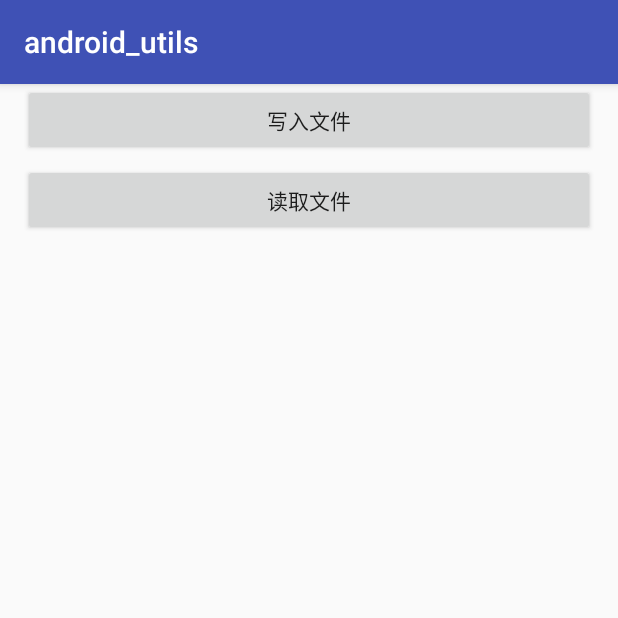
After one commit to fanlcly/android_utils, an Android app: the FileActivity screen opened directly, with no data from a screen before it, on a phone screen of 412 x 824 dp, the top half of it. The commit adds this screen. Run offline under Robolectric (Android 15) with nearby library versions, the phone set to English and light mode, and no system bars; our stand-ins replace CircleImageView; libraries missing offline, so code that uses them is left out: com.kongzue.dialogx.

Commit message:
文件的写入和读取工具类

```diff
--- a/app/src/main/AndroidManifest.xml
+++ b/app/src/main/AndroidManifest.xml
@@ -25,6 +25,7 @@
         <activity android:name=".PrizeActivity" />
         <activity android:name=".DialogActivity" />
         <activity android:name=".DialogXActivity" />
+        <activity android:name=".FileActivity" />
     </application>
 
 </manifest>
--- /dev/null
+++ b/app/src/main/java/com/fancy/android_utils/FileActivity.kt
@@ -0,0 +1,62 @@
+package com.fancy.android_utils
+
+import android.os.Bundle
+import android.view.View
+import android.widget.EditText
+import android.widget.TextView
+import androidx.appcompat.app.AppCompatActivity
+import com.fancy.androidutils.utils.ReadWriteFileUtils
+import com.kongzue.dialogx.dialogs.BottomDialog
+import com.kongzue.dialogx.dialogs.MessageDialog
+import com.kongzue.dialogx.dialogs.PopTip
+import com.kongzue.dialogx.interfaces.OnBindView
+import java.io.File
+
+/**
+ * @Description: (文件操作业务)
+ * @author fanlei
+ * @date  2022/11/9 20:58
+ * @version V1.0
+ */
+class FileActivity : AppCompatActivity() {
+
+    override fun onCreate(savedInstanceState: Bundle?) {
+        super.onCreate(savedInstanceState)
+        setContentView(R.layout.activity_file)
+
+        findViewById<View>(R.id.btn1).setOnClickListener {
+            BottomDialog.show(object : OnBindView<BottomDialog>(R.layout.layout_custom_reply) {
+                override fun onBind(dialog: BottomDialog, v: View) {
+                    val btnReplyCommit = v.findViewById<TextView>(R.id.btn_reply_commit)
+                    val editReplyCommit = v.findViewById<EditText>(R.id.edit_reply_commit)
+                    btnReplyCommit.setOnClickListener(View.OnClickListener {
+                        dialog.dismiss()
+                        ReadWriteFileUtils.writeFileByTotal(
+                            this@FileActivity,
+                            "test.txt",
+                            editReplyCommit.text.toString().trimIndent()
+                        )
+//                        PopTip.show(
+//                        """
+//                                提交内容：
+//                                ${editReplyCommit.text}
+//                                """.trimIndent()
+//                        )
+                    })
+                }
+            }).isAllowInterceptTouch = false
+        }
+
+        findViewById<View>(R.id.btn2).setOnClickListener {
+            val file = File(getExternalFilesDir(null)!!.path + File.separator + "test.txt")
+            val fileStr = ReadWriteFileUtils.txt2String(file)
+
+            MessageDialog.show("标题", fileStr, "确定", "取消")
+                .setOkButton { _, _ ->
+                    PopTip.show("点击确定按钮")
+                    false
+                }
+        }
+
+    }
+}
--- /dev/null
+++ b/app/src/main/res/layout/activity_file.xml
@@ -0,0 +1,40 @@
+<?xml version="1.0" encoding="utf-8"?>
+<androidx.constraintlayout.widget.ConstraintLayout xmlns:android="http://schemas.android.com/apk/res/android"
+    xmlns:app="http://schemas.android.com/apk/res-auto"
+    android:layout_width="match_parent"
+    android:layout_height="match_parent">
+
+
+    <ScrollView
+        android:layout_width="match_parent"
+        android:layout_height="0dp"
+        android:layout_weight="1"
+        android:fillViewport="true"
+        app:layout_constraintLeft_toLeftOf="parent"
+        app:layout_constraintRight_toRightOf="parent"
+        app:layout_constraintTop_toTopOf="parent">
+
+        <LinearLayout
+            android:layout_width="match_parent"
+            android:layout_height="match_parent"
+            android:gravity="center_horizontal"
+            android:orientation="vertical">
+
+
+            <Button
+                android:id="@+id/btn1"
+                style="@style/btn"
+                android:text="写入文件" />
+
+
+            <Button
+                android:id="@+id/btn2"
+                style="@style/btn"
+                android:text="读取文件" />
+
+
+        </LinearLayout>
+    </ScrollView>
+
+
+</androidx.constraintlayout.widget.ConstraintLayout>
--- a/app/src/main/res/layout/activity_main.xml
+++ b/app/src/main/res/layout/activity_main.xml
@@ -48,6 +48,11 @@
                 android:text="toast" />
 
 
+            <Button
+                android:id="@+id/btn11"
+                style="@style/btn"
+                android:text="文件操作" />
+
         </LinearLayout>
     </ScrollView>
 
--- a/app/src/main/res/layout/layout_custom_reply.xml
+++ b/app/src/main/res/layout/layout_custom_reply.xml
@@ -17,7 +17,7 @@
             android:gravity="center_vertical"
             android:paddingLeft="15dp"
             android:paddingRight="15dp"
-            android:text="回复"
+            android:text="写入文件"
             android:textColor="@color/black90"
             android:textSize="16dp" />
 
@@ -28,7 +28,7 @@
             android:gravity="center_vertical"
             android:paddingLeft="15dp"
             android:paddingRight="15dp"
-            android:text="发布"
+            android:text="写入"
             android:textColor="@color/dialogxColorBlue"
             android:textSize="16dp" />
 
@@ -56,6 +56,6 @@
         android:layout_marginLeft="10dp"
         android:layout_marginRight="10dp"
         android:layout_marginBottom="10dp"
-        android:text="回复并转发" />
+        android:text="写入前是否删除" />
 
 </LinearLayout>
```
Also changed, not shown: androidutils/src/main/java/com/fancy/androidutils/utils/ReadWriteFileUtils.java (added, +157 -0 lines), app/src/main/java/com/fancy/android_utils/MainActivity.java (+7 -7 lines).
